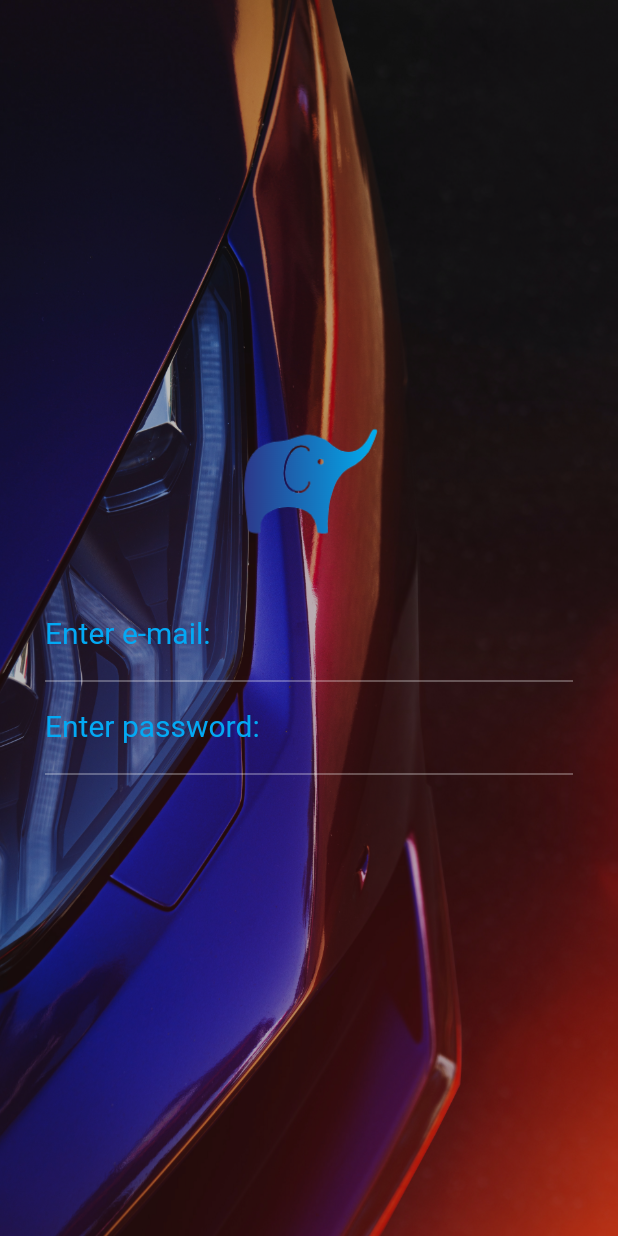
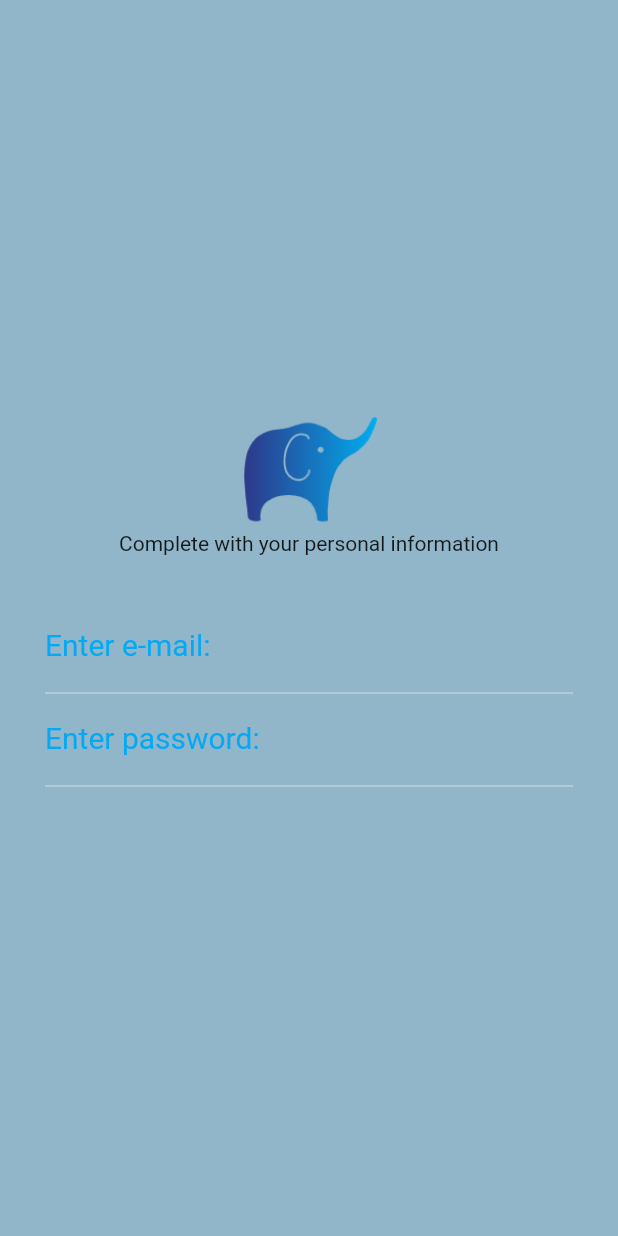
Before and after one commit to Cartoke/MobileApp-eRentCar, a Flutter app: the screen it shows after launch, after a tap on "Sign In", on a phone screen of 412 x 824 dp. Run offline on Flutter 3.47's test engine with Material 2 defaults, Android fonts, the phone set to English and light mode, and no system bars; our stand-ins replace font_awesome_flutter.

Commit message:
feat: verification password

```diff
--- a/lib/main.dart
+++ b/lib/main.dart
@@ -25,6 +25,8 @@ class Login extends StatefulWidget {
 }
 
 class _LoginState extends State<Login> {
+  bool showPassword = true;
+
   @override
   Widget build(BuildContext context) {
     return Scaffold(
@@ -76,17 +78,29 @@ class _LoginState extends State<Login> {
 
                         TextFormField(
                           decoration: InputDecoration(
+                            icon: Icon(Icons.person),
                             hintText: "Put your email"
                           ),
                           keyboardType: TextInputType.emailAddress,
                         ),
                         TextFormField(
+                          obscureText: showPassword,
                           decoration: InputDecoration(
                             //labelText: "Enter password:"
-                              hintText: "Put your password"
+                              icon: Icon(Icons.vpn_key),
+                              hintText: "Put your password",
+                              suffix: IconButton(onPressed: (){
+                                setState(() {
+                                  if (showPassword) {
+                                    showPassword = false;
+                                  } else {
+                                    showPassword = true;
+                                  }
+                                });
+                              }, icon: Icon(showPassword == true?Icons.remove_red_eye:Icons.password),
+                              )
                           ),
                           keyboardType: TextInputType.text,
-                          obscureText: true,
                         ),
                         Padding(
                             padding: EdgeInsets.only(top: 10)
@@ -142,21 +156,20 @@ class _LoginState extends State<Login> {
       MaterialPageRoute(
           builder: (BuildContext context){
             return Scaffold(
+                backgroundColor: Color(0xff91b5c9),
                 body: Stack(
                   fit: StackFit.expand,
                   children: <Widget>[
-                    Image(
-                      image: AssetImage("lib/assets/background.jpg"),
-                      fit: BoxFit.cover,
-                      color: Colors.black26,
-                      colorBlendMode: BlendMode.luminosity,
-                    ),
                     Column(
                       mainAxisAlignment: MainAxisAlignment.center,
                       children: <Widget>[
                         Image(
                           image: AssetImage("lib/assets/logo.png"),
                           width: 100,
+                        ),
+                        Text(
+                          "Complete with your personal information",
+                          textAlign: TextAlign.center,
                         ),
                         Form(
                           child: Theme(
```
